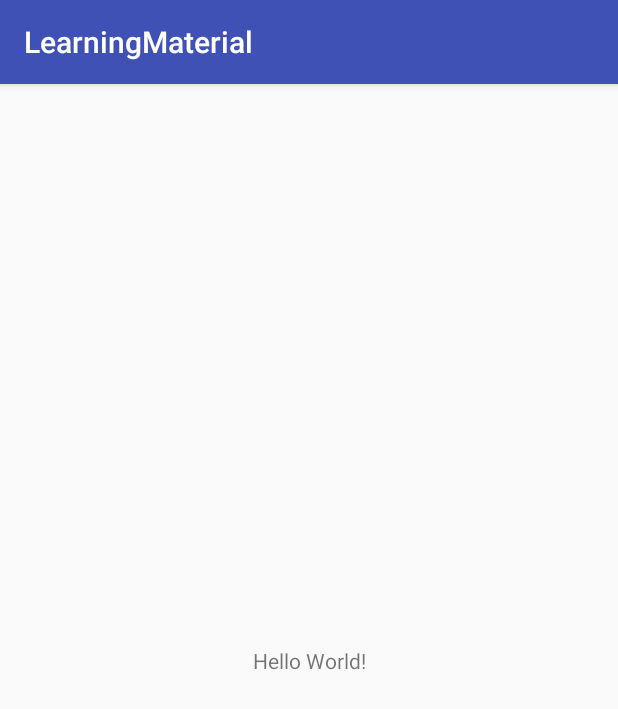
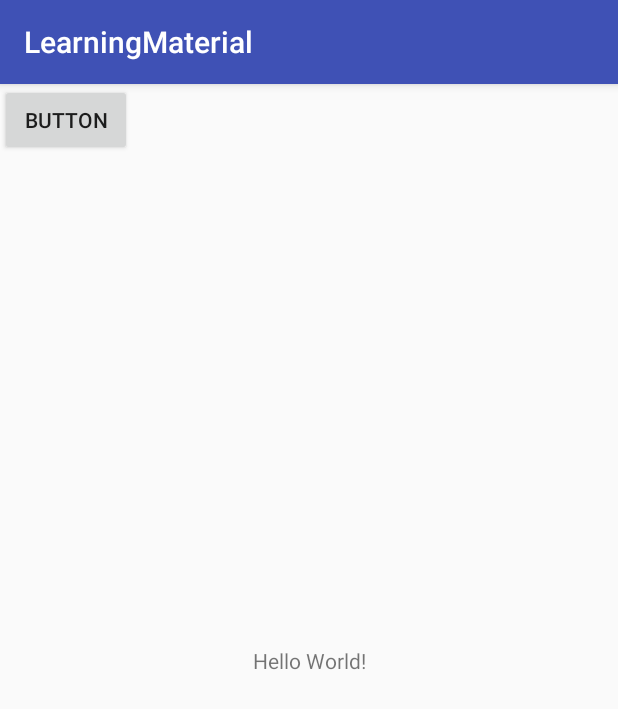
Before and after one commit to under-temple/learning_material, an Android app: the screen it shows after launch (MainActivity), on a phone screen of 412 x 824 dp. Shown: the top 709 px of the screen. Run offline under Robolectric (Android 15) with nearby library versions, the phone set to English and light mode, and no system bars.

Commit message:
画面生成、データ挿入

```diff
--- a/app/build.gradle
+++ b/app/build.gradle
@@ -38,8 +38,11 @@ buildscript {
     }
     dependencies {
         classpath "org.jetbrains.kotlin:kotlin-gradle-plugin:$kotlin_version"
+
     }
 }
 repositories {
     mavenCentral()
 }
+
+//apply plugin: 'realm-android'
--- a/app/src/main/java/com/example/shokiterashita/learningmaterial/views/activities/MainActivity.kt
+++ b/app/src/main/java/com/example/shokiterashita/learningmaterial/views/activities/MainActivity.kt
@@ -2,18 +2,41 @@ package com.example.shokiterashita.learningmaterial.views.activities
 
 import android.support.v7.app.AppCompatActivity
 import android.os.Bundle
+import android.view.View
+import android.widget.Button
 import com.example.shokiterashita.learningmaterial.R
+import com.example.shokiterashita.learningmaterial.views.fragments.LearningMaterialTestFragment
 
 class MainActivity : AppCompatActivity() {
+
+    internal var learningMaterial: LearningMaterialTestFragment = LearningMaterialTestFragment()
+
+    val fragmentManager = supportFragmentManager
+
+    lateinit var button:Button
+
 
     override fun onCreate(savedInstanceState: Bundle?) {
         super.onCreate(savedInstanceState)
         setContentView(R.layout.activity_main)
+        button = findViewById(R.id.toFragmentButton) as Button
+        button.setOnClickListener {
+            this.showFragment()
+        }
     }
 
     override fun onStart() {
         super.onStart()
+    }
+
+
+    fun showFragment() {
+
+        this.addContentView()
+//        supportFragmentManager.beginTransaction().add(learningMaterial, "LearningMaterialTestFragment").commit()
+        supportFragmentManager.beginTransaction().show(learningMaterial).commit()
+
 
     }
-    //TODO: J
+
 }
--- a/app/src/main/res/layout/activity_main.xml
+++ b/app/src/main/res/layout/activity_main.xml
@@ -14,5 +14,16 @@
         app:layout_constraintLeft_toLeftOf="parent"
         app:layout_constraintRight_toRightOf="parent"
         app:layout_constraintTop_toTopOf="parent" />
+    <android.support.v7.widget.ContentFrameLayout
+        android:layout_width="match_parent"
+        android:layout_height="match_parent"></android.support.v7.widget.ContentFrameLayout>
+
+    <Button
+        android:id="@+id/toFragmentButton"
+        android:layout_width="wrap_content"
+        android:layout_height="wrap_content"
+        android:text="Button"
+        tools:layout_editor_absoluteX="147dp"
+        tools:layout_editor_absoluteY="340dp" />
 
 </android.support.constraint.ConstraintLayout>
--- a/build.gradle
+++ b/build.gradle
@@ -6,6 +6,8 @@ buildscript {
     }
     dependencies {
         classpath 'com.android.tools.build:gradle:2.3.2'
+//        classpath "io.realm:realm-gradle-plugin:1.1.0"
+
 
         // NOTE: Do not place your application dependencies here; they belong
         // in the individual module build.gradle files
```
Also changed, not shown: app/src/main/java/com/example/shokiterashita/learningmaterial/views/fragments/LearningMaterialTestFragment.kt (+31 -34 lines), app/src/main/java/com/example/shokiterashita/learningmaterial/views/lib/manager/LearningMaterialManager.kt (+75 -7 lines), app/src/main/res/layout/fragment_learning_material_test.xml (+3 -7 lines).
